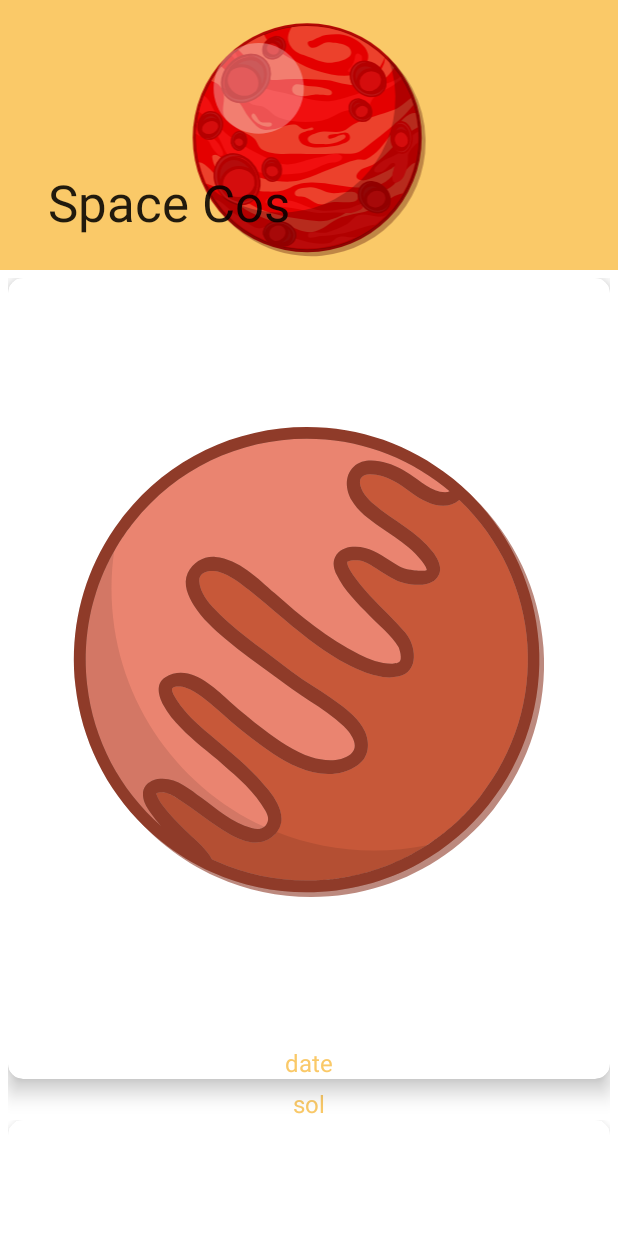
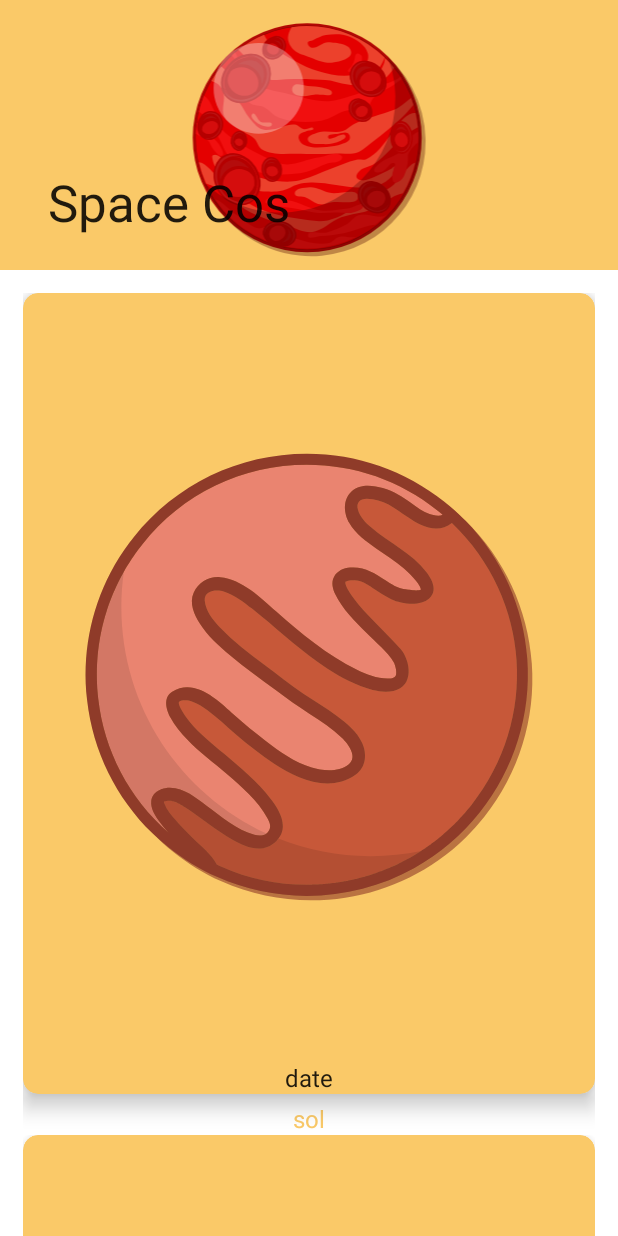
Before and after one commit to Amina1000/SpaceCos, an Android app: the layout fragment_mars.xml on its own in the app's theme, with its tools: preview values and no code run, on a phone screen of 412 x 824 dp. Run offline under Robolectric (Android 15) with nearby library versions, the light colour scheme and no system bars; Roboto replaces fonts that are not available here.

Commit message:
рефакторинг.

```diff
--- a/app/src/main/java/com/cocos/develop/spacecos/ui/nasa/NasaActivity.kt
+++ b/app/src/main/java/com/cocos/develop/spacecos/ui/nasa/NasaActivity.kt
@@ -27,9 +27,9 @@ class NasaActivity : AppCompatActivity() {
     private val fragments by lazy { listFragments() }
 
     override fun onCreate(savedInstanceState: Bundle?) {
+        setAppSettings()
         super.onCreate(savedInstanceState)
         setContentView(R.layout.activity_api)
-        setAppSettings()
         initViewPage()
         initNavigationMenu()
     }
--- a/app/src/main/res/layout/fragment_earth.xml
+++ b/app/src/main/res/layout/fragment_earth.xml
@@ -42,7 +42,7 @@
         android:id="@+id/earthList"
         android:layout_width="match_parent"
         android:layout_height="wrap_content"
-        android:layout_margin="@dimen/margin_top"
+        android:layout_margin="@dimen/margin_rv"
         android:orientation="vertical"
         android:visibility="visible"
         app:layoutManager="androidx.recyclerview.widget.LinearLayoutManager"
--- a/app/src/main/res/layout/fragment_mars.xml
+++ b/app/src/main/res/layout/fragment_mars.xml
@@ -43,7 +43,7 @@
         android:id="@+id/mars_list"
         android:layout_width="match_parent"
         android:layout_height="wrap_content"
-        android:layout_margin="@dimen/margin_top"
+        android:layout_margin="@dimen/margin_rv"
         android:orientation="vertical"
         android:visibility="visible"
         app:layoutManager="androidx.recyclerview.widget.LinearLayoutManager"
--- a/app/src/main/res/layout/item_earth.xml
+++ b/app/src/main/res/layout/item_earth.xml
@@ -13,7 +13,7 @@
         app:layout_constraintEnd_toEndOf="parent"
         app:layout_constraintStart_toStartOf="parent"
         app:layout_constraintTop_toTopOf="parent"
-        app:cardBackgroundColor="?themeColorOnPrimary">
+        app:cardBackgroundColor="?themeColorPrimary">
 
         <FrameLayout
             android:layout_width="match_parent"
@@ -23,6 +23,7 @@
                 android:id="@+id/epic_image_view"
                 android:layout_width="match_parent"
                 android:layout_height="wrap_content"
+                android:layout_marginBottom="@dimen/card_bottom_margin"
                 android:contentDescription="@string/photo_of_the_day_stub"
                 app:srcCompat="@drawable/bg_earth" />
 
@@ -34,7 +35,7 @@
                 android:ellipsize="end"
                 android:gravity="bottom|center_horizontal"
                 android:textAppearance="@style/TextAppearance.AppCompat.Subhead"
-                android:textColor="?android:attr/colorPrimary"
+                android:textColor="?android:attr/textColorPrimary"
                 tools:text="@string/caption_field" />
 
         </FrameLayout>
--- a/app/src/main/res/layout/item_mars.xml
+++ b/app/src/main/res/layout/item_mars.xml
@@ -4,7 +4,7 @@
     xmlns:tools="http://schemas.android.com/tools"
     android:id="@+id/mars_container"
     android:layout_width="match_parent"
-    android:layout_height="match_parent">
+    android:layout_height="wrap_content">
 
     <com.google.android.material.card.MaterialCardView
         android:id="@+id/card"
@@ -13,7 +13,7 @@
         app:layout_constraintEnd_toEndOf="parent"
         app:layout_constraintStart_toStartOf="parent"
         app:layout_constraintTop_toTopOf="parent"
-        app:cardBackgroundColor="?themeColorOnPrimary">
+        app:cardBackgroundColor="?themeColorPrimary">
 
         <androidx.constraintlayout.widget.ConstraintLayout
             android:layout_width="match_parent"
@@ -24,15 +24,17 @@
                 android:layout_width="match_parent"
                 android:layout_height="match_parent"
                 android:contentDescription="@string/photo_of_the_day_stub"
+                app:layout_constraintEnd_toEndOf="parent"
+                app:layout_constraintStart_toStartOf="parent"
+                app:layout_constraintTop_toTopOf="parent"
                 app:srcCompat="@drawable/bg_mars" />
-
 
             <com.google.android.material.textview.MaterialTextView
                 android:id="@+id/date"
                 android:layout_width="wrap_content"
                 android:layout_height="wrap_content"
                 android:textAppearance="@style/TextAppearance.AppCompat.Subhead"
-                android:textColor="?android:attr/colorPrimary"
+                android:textColor="?android:attr/textColorPrimary"
                 app:layout_constraintBottom_toBottomOf="parent"
                 app:layout_constraintEnd_toEndOf="parent"
                 app:layout_constraintStart_toStartOf="parent"
--- a/app/src/main/res/values/dimens.xml
+++ b/app/src/main/res/values/dimens.xml
@@ -22,4 +22,6 @@
     <dimen name="margin_text_start">5dp</dimen>
     <dimen name="margin_text_bottom">10dp</dimen>
     <dimen name="text_size_note">18sp</dimen>
+    <dimen name="card_bottom_margin">50dp</dimen>
+    <dimen name="margin_rv">15dp</dimen>
 </resources>
```
